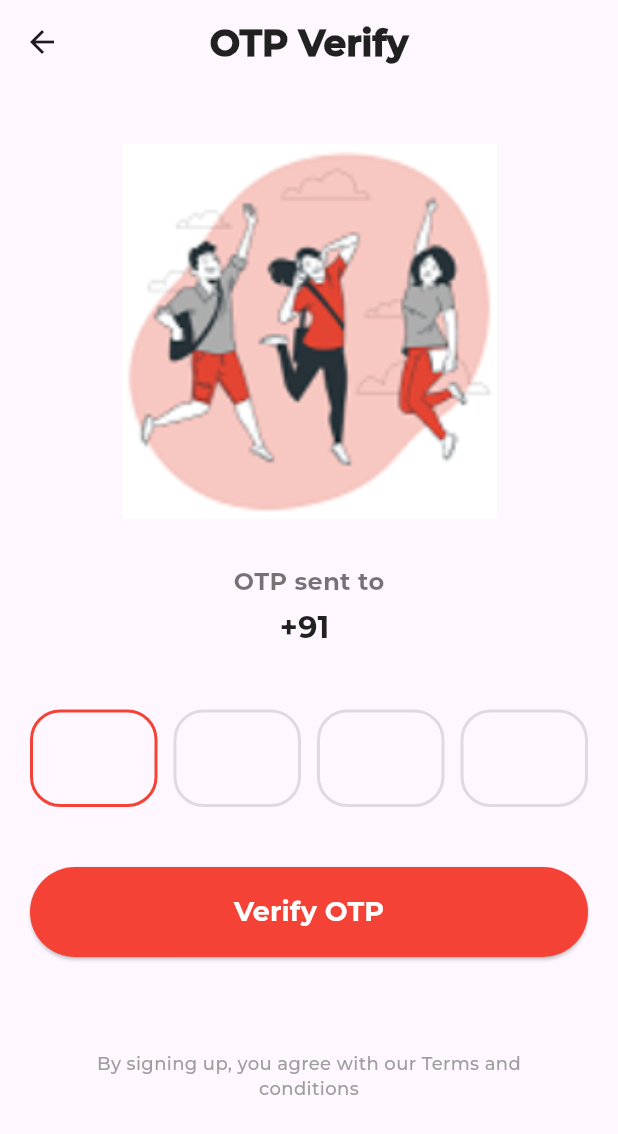
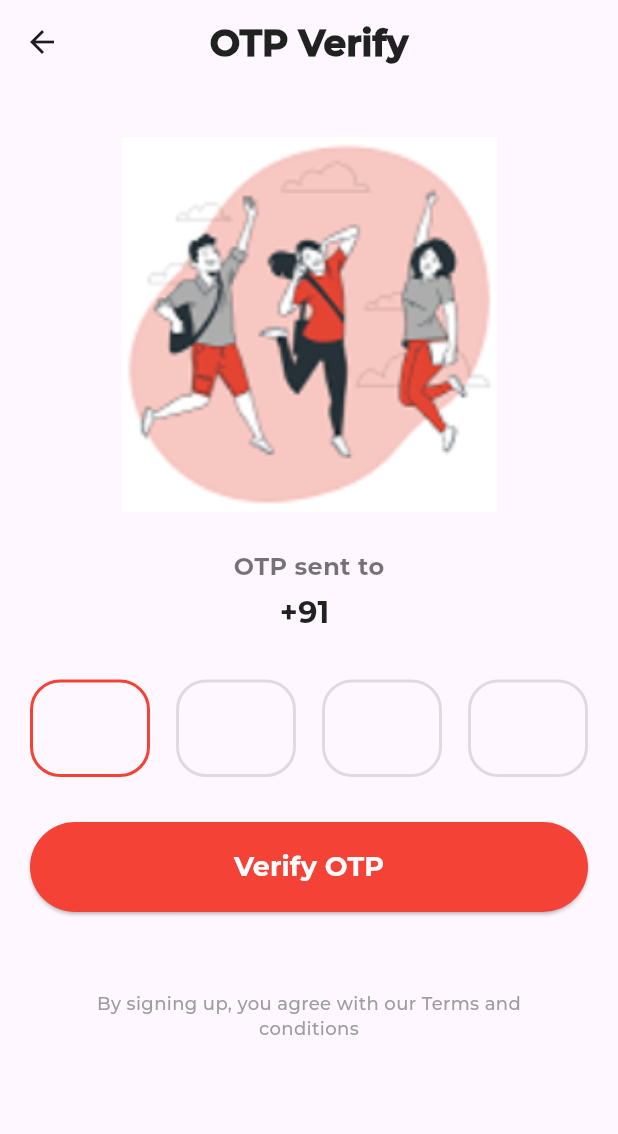
Before and after one commit to PSK13988/learnify_app, a Flutter app: the VerifyOtpView screen opened by its route, on a phone screen of 412 x 824 dp. Shown: the top 1134 px of the screen. Run offline on Flutter 3.47's test engine with Material 2 defaults, Android fonts, the phone set to English and light mode, and no system bars; project files that could hold a hidden picture were left out.

Commit message:
Assignment done, updated minor changes

```diff
--- a/lib/features/otp/views/get_otp_view.dart
+++ b/lib/features/otp/views/get_otp_view.dart
@@ -139,7 +139,9 @@ class _PhoneNumberFieldState extends State<PhoneNumberField> {
       );
   void _onDropDownChanged(String? value) {
     if (value != null) {
+      _value = value;
       context.read<OtpProvider>().setCountryCode(value);
+      setState(() {});
     }
   }
 }
--- a/lib/features/otp/views/verify_otp_view.dart
+++ b/lib/features/otp/views/verify_otp_view.dart
@@ -31,11 +31,11 @@ class _VerifyOtpViewState extends State<VerifyOtpView> {
             padding: Paddings.all_20,
             child: Column(
               children: [
-                const SizedBox(height: 20),
+                const SizedBox(height: 15),
                 const Center(child: ImageViewer(imagePath: Assets.users)),
+                const SizedBox(height: 25),
+                const PhoneNumberView(),
                 const SizedBox(height: 30),
-                const PhoneNumberView(),
-                const SizedBox(height: 40),
                 Row(
                   mainAxisAlignment: MainAxisAlignment.spaceBetween,
                   children: [
@@ -45,12 +45,12 @@ class _VerifyOtpViewState extends State<VerifyOtpView> {
                     _textFieldOTP(first: false, last: true),
                   ],
                 ),
-                const SizedBox(height: 40),
+                const SizedBox(height: 30),
                 RoundedRedButton(
                   onPressed: _onPressed,
                   title: AppConstants.btnVerifyOtp,
                 ),
-                const SizedBox(height: 40),
+                const SizedBox(height: 30),
                 const Padding(
                   padding: Paddings.all_22,
                   child: TextViews(
@@ -72,7 +72,7 @@ class _VerifyOtpViewState extends State<VerifyOtpView> {
   Widget _textFieldOTP({required bool first, required bool last}) {
     return SizedBox(
       height: 65,
-      width: 85,
+      width: 80,
       child: AspectRatio(
         aspectRatio: 1.0,
         child: TextField(
--- a/lib/main.dart
+++ b/lib/main.dart
@@ -16,7 +16,7 @@ class MyApp extends StatelessWidget {
     return ChangeNotifierProvider(
       create: (_) => OtpProvider(),
       child: MaterialApp(
-        title: 'Flutter Demo',
+        title: 'Learnify',
         theme: ThemeData(
           colorScheme: ColorScheme.fromSeed(seedColor: Colors.deepPurple),
           useMaterial3: true,
```
